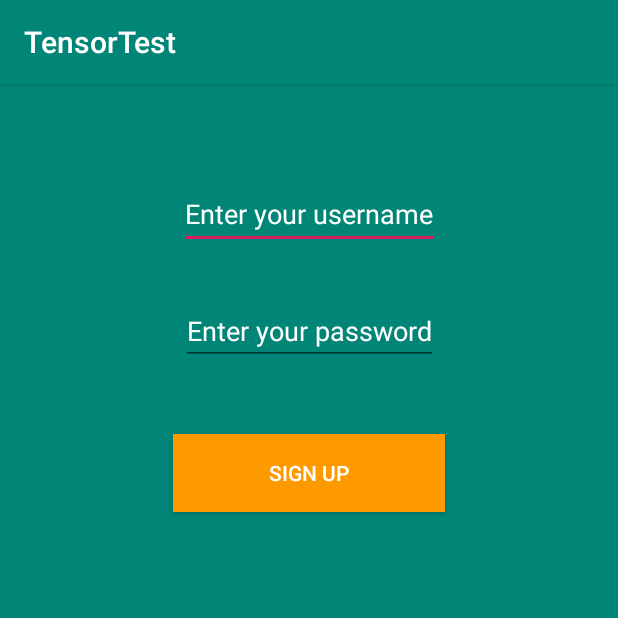
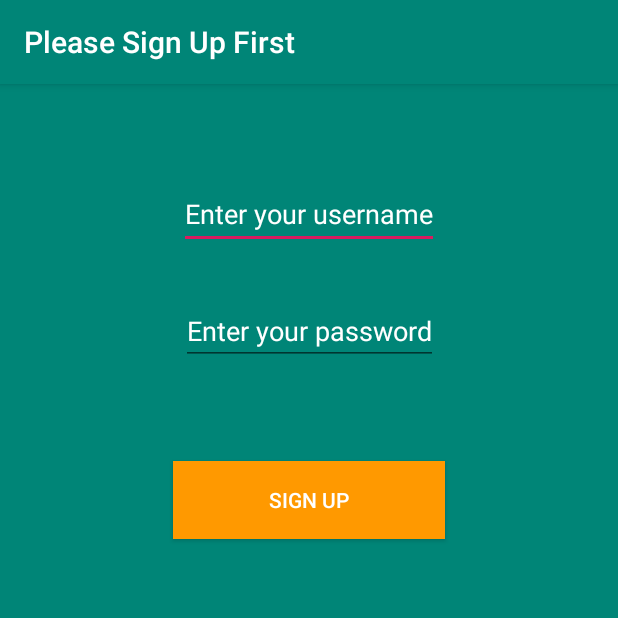
Before and after one commit to FarhadHossainSobuj/Heart_Disease_Prediction, an Android app: the screen it shows after launch (UserLoginActivity), on a phone screen of 412 x 824 dp, the top half of it. Run offline under Robolectric (Android 15) with nearby library versions, the phone set to English and light mode, and no system bars; our stand-ins replace Room's generated code.

Commit message:
Login And Registration Added

```diff
--- a/app/src/main/java/com/example/tensortest/UserLoginActivity.java
+++ b/app/src/main/java/com/example/tensortest/UserLoginActivity.java
@@ -23,6 +23,7 @@ public class UserLoginActivity extends AppCompatActivity {
         super.onCreate(savedInstanceState);
         setContentView(R.layout.activity_user_login);
 
+
         usernameText = (EditText) findViewById(R.id.username);
         passwordText = (EditText) findViewById(R.id.password);
         signUpButton = (Button) findViewById(R.id.signup);
@@ -33,16 +34,18 @@ public class UserLoginActivity extends AppCompatActivity {
         Boolean signup = getSharedPreferences("PREFERENCE", MODE_PRIVATE)
                 .getBoolean("signup", true);
 
+
         if(signup)
         {
             signUpButton.setVisibility(View.VISIBLE);
             loginButton.setVisibility(View.GONE);
+            setTitle("Please Sign Up First");
         }
         else
         {
             signUpButton.setVisibility(View.GONE);
             loginButton.setVisibility(View.VISIBLE);
-
+            setTitle("Please Login");
         }
         signUpButton.setOnClickListener(new View.OnClickListener() {
             @Override
--- a/app/src/main/res/layout/activity_user_login.xml
+++ b/app/src/main/res/layout/activity_user_login.xml
@@ -36,12 +36,13 @@
         android:layout_width="181dp"
         android:layout_height="52dp"
         android:layout_marginStart="115dp"
-        android:layout_marginTop="46dp"
+        android:layout_marginTop="64dp"
         android:layout_marginEnd="115dp"
+        android:background="@color/button_color"
         android:text="@string/sign_up"
-        android:background="@color/button_color"
         android:textColor="@color/my_tv_text_color"
         app:layout_constraintEnd_toEndOf="parent"
+        app:layout_constraintHorizontal_bias="0.0"
         app:layout_constraintStart_toStartOf="parent"
         app:layout_constraintTop_toBottomOf="@+id/password" />
 
@@ -49,13 +50,14 @@
         android:id="@+id/login"
         android:layout_width="181dp"
         android:layout_height="52dp"
-        android:layout_marginStart="120dp"
-        android:layout_marginTop="21dp"
-        android:layout_marginEnd="110dp"
+        android:layout_marginStart="115dp"
+        android:layout_marginTop="24dp"
+        android:layout_marginEnd="115dp"
+        android:background="@color/button_color"
         android:text="@string/login"
-        android:background="@color/button_color"
         android:textColor="@color/my_tv_text_color"
         app:layout_constraintEnd_toEndOf="parent"
+        app:layout_constraintHorizontal_bias="0.0"
         app:layout_constraintStart_toStartOf="parent"
         app:layout_constraintTop_toBottomOf="@+id/signup" />
 
```
